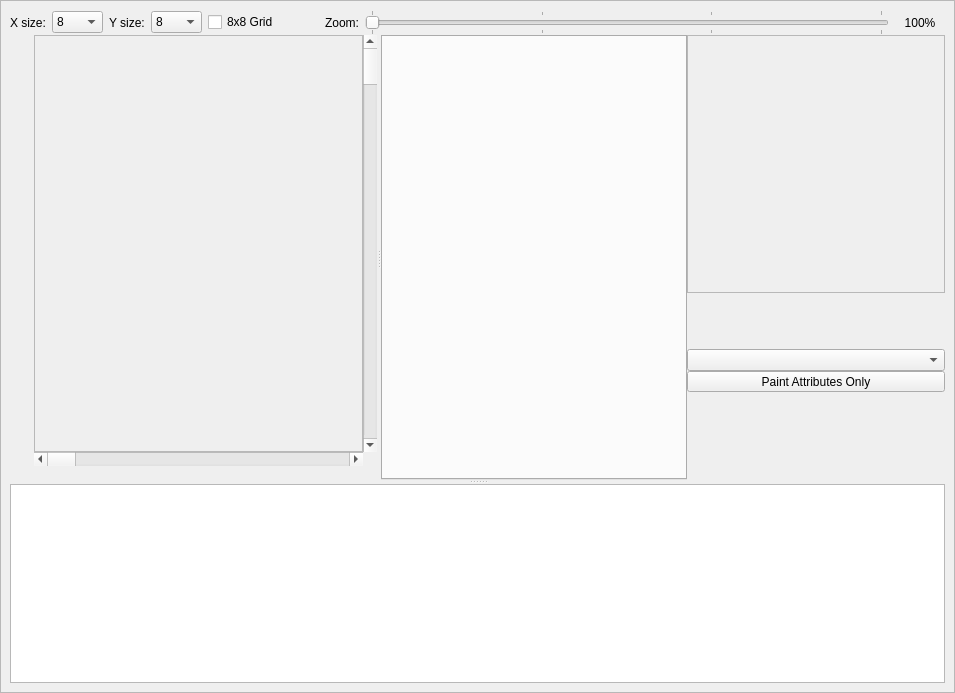
Qt form apps/ide/nes/designers/tilestampeditorform.ui (christopherpow/nesicide) before a commit.
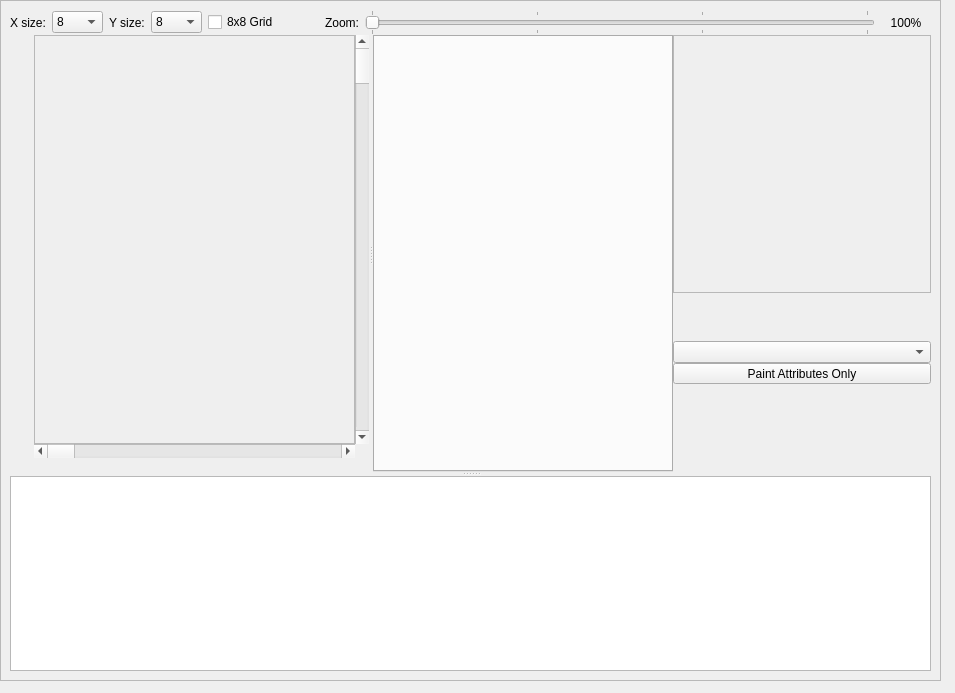
The same form after that commit. Icons and pictures are not drawn. Custom widgets are drawn as their Qt base class.

Patch:
```diff
--- a/apps/ide/nes/designers/tilestampeditorform.ui
+++ b/apps/ide/nes/designers/tilestampeditorform.ui
@@ -22,24 +22,15 @@
   <property name="windowTitle">
    <string>Form</string>
   </property>
-  <layout class="QGridLayout" name="gridLayout_2">
-   <property name="leftMargin">
-    <number>0</number>
-   </property>
-   <property name="topMargin">
-    <number>0</number>
-   </property>
-   <property name="rightMargin">
-    <number>0</number>
-   </property>
-   <property name="bottomMargin">
-    <number>0</number>
-   </property>
-   <property name="spacing">
-    <number>0</number>
-   </property>
-   <item row="0" column="0">
     <widget class="QFrame" name="window">
+   <property name="geometry">
+    <rect>
+     <x>0</x>
+     <y>0</y>
+     <width>941</width>
+     <height>681</height>
+    </rect>
+   </property>
      <property name="frameShape">
       <enum>QFrame::StyledPanel</enum>
      </property>
@@ -504,7 +495,7 @@
            </widget>
           </item>
           <item row="0" column="2" rowspan="14">
-           <layout class="QGridLayout" name="gridLayout_4" rowstretch="0,0,0,1,1,1,1,0,0">
+         <layout class="QGridLayout" name="gridLayout_4" rowstretch="0,0,0,1,1,1,1,0">
             <property name="spacing">
              <number>0</number>
             </property>
@@ -1188,8 +1179,6 @@
       </item>
      </layout>
     </widget>
-   </item>
-  </layout>
  </widget>
  <customwidgets>
   <customwidget>
```
Left out of the diff: 2 changed lines with no effect on the pictures. Lines whose indentation alone changed are shown as unchanged.
